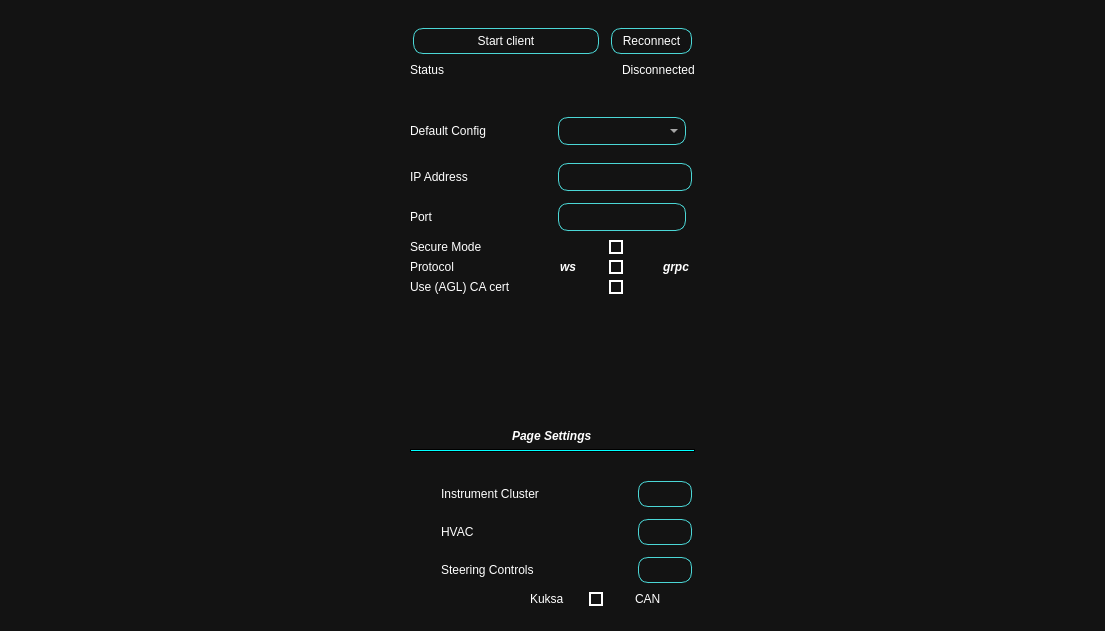
Old version of the form ui/Settings_Window.ui in the repository suchinton/AGL_Demo_Control_Panel.
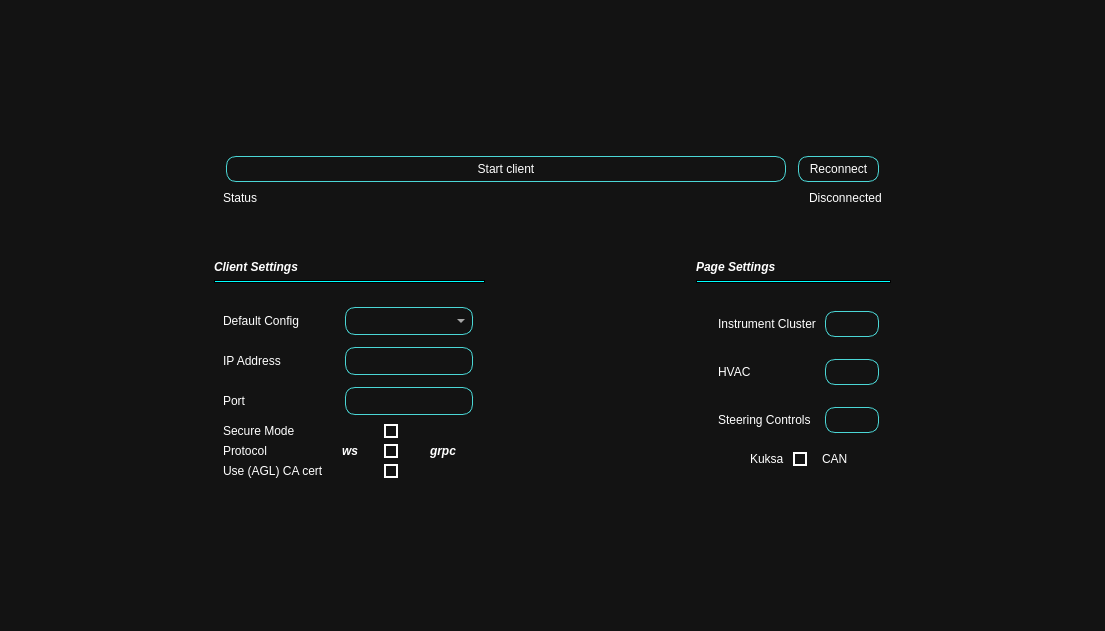
New version of the form. Icons and pictures are not drawn.

Commit message:
Fix UI scaling at lower resolutions
Fix UI scaling issue in docker image and resolutions under 1080p

Patch:
```diff
--- a/ui/Settings_Window.ui
+++ b/ui/Settings_Window.ui
@@ -112,203 +112,18 @@
   background-color: #cccccc; /* Grayed out background */
 }
 
-#divider{
+#divider_1{
+  background-color: #00ffff; /* Neon blue */
+  border: 1px solid; 
+}
+#divider_2{
   background-color: #00ffff; /* Neon blue */
   border: 1px solid; 
 }</string>
   </property>
   <widget class="QWidget" name="centralwidget">
    <layout class="QGridLayout" name="gridLayout">
-    <item row="5" column="1" colspan="2">
-     <spacer name="verticalSpacer">
-      <property name="orientation">
-       <enum>Qt::Vertical</enum>
-      </property>
-      <property name="sizeType">
-       <enum>QSizePolicy::Expanding</enum>
-      </property>
-      <property name="sizeHint" stdset="0">
-       <size>
-        <width>20</width>
-        <height>40</height>
-       </size>
-      </property>
-     </spacer>
-    </item>
-    <item row="3" column="1" colspan="2">
-     <widget class="QFrame" name="frame_general_settings">
-      <property name="frameShape">
-       <enum>QFrame::StyledPanel</enum>
-      </property>
-      <property name="frameShadow">
-       <enum>QFrame::Raised</enum>
-      </property>
-      <layout class="QGridLayout" name="gridLayout_2">
-       <item row="6" column="6" alignment="Qt::AlignHCenter">
-        <widget class="QCheckBox" name="place_holder_toggle_2">
-         <property name="toolTip">
-          <string>Default: WS</string>
-         </property>
-         <property name="text">
-          <string/>
-         </property>
-        </widget>
-       </item>
-       <item row="5" column="5" colspan="3" alignment="Qt::AlignHCenter">
-        <widget class="QCheckBox" name="place_holder_toggle_1">
-         <property name="toolTip">
-          <string>Default: Secure</string>
-         </property>
-         <property name="text">
-          <string/>
-         </property>
-         <property name="checked">
-          <bool>false</bool>
-         </property>
-        </widget>
-       </item>
-       <item row="4" column="4" colspan="5">
-        <widget class="QLineEdit" name="PortInput"/>
-       </item>
-       <item row="5" column="0" colspan="3">
-        <widget class="QLabel" name="label">
-         <property name="toolTip">
-          <string>Default: Secure</string>
-         </property>
-         <property name="text">
-          <string>Secure Mode</string>
-         </property>
-        </widget>
-       </item>
-       <item row="0" column="0" colspan="9">
-        <spacer name="verticalSpacer_2">
-         <property name="orientation">
-          <enum>Qt::Vertical</enum>
-         </property>
-         <property name="sizeType">
-          <enum>QSizePolicy::Maximum</enum>
-         </property>
-         <property name="sizeHint" stdset="0">
-          <size>
-           <width>20</width>
-           <height>40</height>
-          </size>
-         </property>
-        </spacer>
-       </item>
-       <item row="3" column="0" colspan="3">
-        <widget class="QLabel" name="IPAddr">
-         <property name="text">
-          <string>IP Address</string>
-         </property>
-        </widget>
-       </item>
-       <item row="6" column="8" alignment="Qt::AlignLeft">
-        <widget class="QLabel" name="label_13">
-         <property name="font">
-          <font>
-           <weight>75</weight>
-           <italic>true</italic>
-           <bold>true</bold>
-          </font>
-         </property>
-         <property name="text">
-          <string>grpc</string>
-         </property>
-        </widget>
-       </item>
-       <item row="6" column="4" alignment="Qt::AlignRight">
-        <widget class="QLabel" name="label_12">
-         <property name="font">
-          <font>
-           <weight>75</weight>
-           <italic>true</italic>
-           <bold>true</bold>
-          </font>
-         </property>
-         <property name="text">
-          <string>ws</string>
-         </property>
-        </widget>
-       </item>
-       <item row="7" column="6" alignment="Qt::AlignHCenter">
-        <widget class="QCheckBox" name="place_holder_toggle_4">
-         <property name="text">
-          <string/>
-         </property>
-        </widget>
-       </item>
-       <item row="3" column="4" colspan="6">
-        <widget class="QLineEdit" name="IPAddrInput">
-         <property name="placeholderText">
-          <string/>
-         </property>
-        </widget>
-       </item>
-       <item row="7" column="0">
-        <widget class="QLabel" name="label_17">
-         <property name="text">
-          <string>Use (AGL) CA cert</string>
-         </property>
-        </widget>
-       </item>
-       <item row="5" column="4">
-        <widget class="QLabel" name="label_9">
-         <property name="text">
-          <string/>
-         </property>
-         <property name="pixmap">
-          <pixmap resource="../assets/res.qrc">:/Carbon_Icons/carbon_icons/security-services.svg</pixmap>
-         </property>
-        </widget>
-       </item>
-       <item row="4" column="0">
-        <widget class="QLabel" name="label_16">
-         <property name="text">
-          <string>Port</string>
-         </property>
-        </widget>
-       </item>
-       <item row="6" column="0" colspan="2">
-        <widget class="QLabel" name="label_11">
-         <property name="toolTip">
-          <string>Default: WS</string>
-         </property>
-         <property name="text">
-          <string>Protocol</string>
-         </property>
-        </widget>
-       </item>
-       <item row="1" column="4" colspan="5">
-        <widget class="QComboBox" name="List_Configs_ComboBox"/>
-       </item>
-       <item row="1" column="0">
-        <widget class="QLabel" name="label_18">
-         <property name="text">
-          <string>Default Config</string>
-         </property>
-        </widget>
-       </item>
-       <item row="1" column="3" rowspan="8">
-        <spacer name="horizontalSpacer_3">
-         <property name="orientation">
-          <enum>Qt::Horizontal</enum>
-         </property>
-         <property name="sizeType">
-          <enum>QSizePolicy::Fixed</enum>
-         </property>
-         <property name="sizeHint" stdset="0">
-          <size>
-           <width>20</width>
-           <height>20</height>
-          </size>
-         </property>
-        </spacer>
-       </item>
-      </layout>
-     </widget>
-    </item>
-    <item row="1" column="3" rowspan="5">
+    <item row="1" column="5" rowspan="6">
      <spacer name="horizontalSpacer">
       <property name="orientation">
        <enum>Qt::Horizontal</enum>
@@ -321,20 +136,21 @@
       </property>
      </spacer>
     </item>
-    <item row="0" column="0" colspan="4">
-     <spacer name="verticalSpacer_3">
-      <property name="orientation">
-       <enum>Qt::Vertical</enum>
+    <item row="2" column="1">
+     <widget class="QLabel" name="label_19">
+      <property name="font">
+       <font>
+        <weight>75</weight>
+        <italic>true</italic>
+        <bold>true</bold>
+       </font>
       </property>
-      <property name="sizeHint" stdset="0">
-       <size>
-        <width>20</width>
-        <height>40</height>
-       </size>
+      <property name="text">
+       <string>Client Settings</string>
       </property>
-     </spacer>
+     </widget>
     </item>
-    <item row="1" column="1" colspan="2">
+    <item row="1" column="1" colspan="4">
      <widget class="QFrame" name="frame_2">
       <property name="sizePolicy">
        <sizepolicy hsizetype="Preferred" vsizetype="Fixed">
@@ -349,36 +165,6 @@
        <enum>QFrame::Raised</enum>
       </property>
       <layout class="QGridLayout" name="gridLayout_4">
-       <item row="3" column="0">
-        <widget class="QLabel" name="status">
-         <property name="text">
-          <string>Status</string>
-         </property>
-        </widget>
-       </item>
-       <item row="3" column="2" alignment="Qt::AlignLeft">
-        <widget class="QLabel" name="connectionStatus">
-         <property name="sizePolicy">
-          <sizepolicy hsizetype="Expanding" vsizetype="Preferred">
-           <horstretch>0</horstretch>
-           <verstretch>0</verstretch>
-          </sizepolicy>
-         </property>
-         <property name="text">
-          <string>Disconnected</string>
-         </property>
-        </widget>
-       </item>
-       <item row="3" column="1" alignment="Qt::AlignRight">
-        <widget class="QLabel" name="connectionLogo">
-         <property name="text">
-          <string/>
-         </property>
-         <property name="pixmap">
-          <pixmap resource="../assets/res.qrc">:/Carbon_Icons/carbon_icons/connection-signal--off.svg</pixmap>
-         </property>
-        </widget>
-       </item>
        <item row="0" column="0">
         <widget class="QPushButton" name="startClientBtn">
          <property name="sizePolicy">
@@ -419,10 +205,83 @@
          </property>
         </widget>
        </item>
+       <item row="3" column="1" alignment="Qt::AlignRight">
+        <widget class="QLabel" name="connectionLogo">
+         <property name="text">
+          <string/>
+         </property>
+         <property name="pixmap">
+          <pixmap resource="../assets/res.qrc">:/Carbon_Icons/carbon_icons/connection-signal--off.svg</pixmap>
+         </property>
+        </widget>
+       </item>
+       <item row="3" column="2" alignment="Qt::AlignLeft">
+        <widget class="QLabel" name="connectionStatus">
+         <property name="sizePolicy">
+          <sizepolicy hsizetype="Expanding" vsizetype="Preferred">
+           <horstretch>0</horstretch>
+           <verstretch>0</verstretch>
+          </sizepolicy>
+         </property>
+         <property name="text">
+          <string>Disconnected</string>
+         </property>
+        </widget>
+       </item>
+       <item row="3" column="0">
+        <widget class="QLabel" name="status">
+         <property name="text">
+          <string>Status</string>
+         </property>
+        </widget>
+       </item>
+       <item row="4" column="0" colspan="3">
+        <spacer name="verticalSpacer_2">
+         <property name="orientation">
+          <enum>Qt::Vertical</enum>
+         </property>
+         <property name="sizeType">
+          <enum>QSizePolicy::Maximum</enum>
+         </property>
+         <property name="sizeHint" stdset="0">
+          <size>
+           <width>20</width>
+           <height>40</height>
+          </size>
+         </property>
+        </spacer>
+       </item>
       </layout>
      </widget>
     </item>
-    <item row="1" column="0" rowspan="5">
+    <item row="2" column="3">
+     <widget class="QLabel" name="label_2">
+      <property name="font">
+       <font>
+        <weight>75</weight>
+        <italic>true</italic>
+        <bold>true</bold>
+       </font>
+      </property>
+      <property name="text">
+       <string>Page Settings</string>
+      </property>
+      <property name="margin">
+       <number>6</number>
+      </property>
+     </widget>
+    </item>
+    <item row="3" column="1">
+     <widget class="QFrame" name="divider_1">
+      <property name="frameShape">
+       <enum>QFrame::HLine</enum>
+      </property>
+      <property name="frameShadow">
+       <enum>QFrame::Sunken</enum>
+      </property>
+     </widget>
+    </item>
+    <item row="1" column="0" rowspan="6">
      <spacer name="horizontalSpacer_2">
       <property name="orientation">
        <enum>Qt::Horizontal</enum>
@@ -435,12 +294,182 @@
       </property>
      </spacer>
     </item>
-    <item row="4" column="1" colspan="2">
+    <item row="3" column="3" colspan="2">
+     <widget class="QFrame" name="divider_2">
+      <property name="acceptDrops">
+       <bool>false</bool>
+      </property>
+      <property name="autoFillBackground">
+       <bool>false</bool>
+      </property>
+      <property name="frameShape">
+       <enum>QFrame::HLine</enum>
+      </property>
+      <property name="frameShadow">
+       <enum>QFrame::Sunken</enum>
+      </property>
+     </widget>
+    </item>
+    <item row="0" column="0" colspan="6">
+     <spacer name="verticalSpacer_3">
+      <property name="orientation">
+       <enum>Qt::Vertical</enum>
+      </property>
+      <property name="sizeHint" stdset="0">
+       <size>
+        <width>20</width>
+        <height>40</height>
+       </size>
+      </property>
+     </spacer>
+    </item>
+    <item row="5" column="1" alignment="Qt::AlignHCenter|Qt::AlignVCenter">
+     <widget class="QFrame" name="frame_general_settings">
+      <property name="frameShape">
+       <enum>QFrame::StyledPanel</enum>
+      </property>
+      <property name="frameShadow">
+       <enum>QFrame::Raised</enum>
+      </property>
+      <layout class="QGridLayout" name="gridLayout_2">
+       <item row="4" column="0">
+        <widget class="QLabel" name="label_16">
+         <property name="text">
+          <string>Port</string>
+         </property>
+        </widget>
+       </item>
+       <item row="2" column="3" colspan="6">
+        <widget class="QComboBox" name="List_Configs_ComboBox"/>
+       </item>
+       <item row="6" column="3" alignment="Qt::AlignRight">
+        <widget class="QLabel" name="label_12">
+         <property name="font">
+          <font>
+           <weight>75</weight>
+           <italic>true</italic>
+           <bold>true</bold>
+          </font>
+         </property>
+         <property name="text">
+          <string>ws</string>
+         </property>
+        </widget>
+       </item>
+       <item row="7" column="0">
+        <widget class="QLabel" name="label_17">
+         <property name="text">
+          <string>Use (AGL) CA cert</string>
+         </property>
+        </widget>
+       </item>
+       <item row="5" column="4" colspan="3" alignment="Qt::AlignHCenter">
+        <widget class="QCheckBox" name="place_holder_toggle_1">
+         <property name="toolTip">
+          <string>Default: Secure</string>
+         </property>
+         <property name="text">
+          <string/>
+         </property>
+         <property name="checked">
+          <bool>false</bool>
+         </property>
+        </widget>
+       </item>
+       <item row="6" column="7" alignment="Qt::AlignLeft">
+        <widget class="QLabel" name="label_13">
+         <property name="font">
+          <font>
+           <weight>75</weight>
+           <italic>true</italic>
+           <bold>true</bold>
+          </font>
+         </property>
+         <property name="text">
+          <string>grpc</string>
+         </property>
+        </widget>
+       </item>
+       <item row="3" column="3" colspan="6">
+        <widget class="QLineEdit" name="IPAddrInput">
+         <property name="placeholderText">
+          <string/>
+         </property>
+        </widget>
+       </item>
+       <item row="4" column="3" colspan="6">
+        <widget class="QLineEdit" name="PortInput"/>
+       </item>
+       <item row="6" column="5" alignment="Qt::AlignHCenter">
+        <widget class="QCheckBox" name="place_holder_toggle_2">
+         <property name="toolTip">
+          <string>Default: WS</string>
+         </property>
+         <property name="text">
+          <string/>
+         </property>
+        </widget>
+       </item>
+       <item row="7" column="5" alignment="Qt::AlignHCenter">
+        <widget class="QCheckBox" name="place_holder_toggle_4">
+         <property name="text">
+          <string/>
+         </property>
+        </widget>
+       </item>
+       <item row="3" column="0" colspan="3">
+        <widget class="QLabel" name="IPAddr">
+         <property name="text">
+          <string>IP Address</string>
+         </property>
+        </widget>
+       </item>
+       <item row="5" column="3">
+        <widget class="QLabel" name="label_9">
+         <property name="text">
+          <string/>
+         </property>
+         <property name="pixmap">
+          <pixmap resource="../assets/res.qrc">:/Carbon_Icons/carbon_icons/security-services.svg</pixmap>
+         </property>
+        </widget>
+       </item>
+       <item row="5" column="0" colspan="3">
+        <widget class="QLabel" name="label">
+         <property name="toolTip">
+          <string>Default: Secure</string>
+         </property>
+         <property name="text">
+          <string>Secure Mode</string>
+         </property>
+        </widget>
+       </item>
+       <item row="6" column="0" colspan="2">
+        <widget class="QLabel" name="label_11">
+         <property name="toolTip">
+          <string>Default: WS</string>
+         </property>
+         <property name="text">
+          <string>Protocol</string>
+         </property>
+        </widget>
+       </item>
+       <item row="2" column="0">
+        <widget class="QLabel" name="label_18">
+         <property name="text">
+          <string>Default Config</string>
+         </property>
+        </widget>
+       </item>
+      </layout>
+     </widget>
+    </item>
+    <item row="4" column="3" rowspan="2" colspan="2">
      <widget class="QFrame" name="frame_page_settings">
       <property name="minimumSize">
        <size>
-        <width>300</width>
-        <height>300</height>
+        <width>0</width>
+        <height>0</height>
        </size>
       </property>
       <property name="frameShape">
@@ -450,7 +479,21 @@
        <enum>QFrame::Raised</enum>
       </property>
       <layout class="QGridLayout" name="gridLayout_3">
-       <item row="5" column="4">
+       <item row="3" column="1" colspan="3">
+        <widget class="QLabel" name="label_4">
+         <property name="text">
+          <string>HVAC</string>
+         </property>
+        </widget>
+       </item>
+       <item row="5" column="3" alignment="Qt::AlignHCenter">
+        <widget class="QCheckBox" name="place_holder_toggle_3">
+         <property name="text">
+          <string/>
+         </property>
+        </widget>
+       </item>
+       <item row="4" column="4">
         <widget class="QPushButton" name="pushButton_3">
          <property name="text">
           <string/>
@@ -467,14 +510,55 @@
          </property>
         </widget>
        </item>
-       <item row="5" column="1" colspan="3">
+       <item row="2" column="1" colspan="3">
+        <widget class="QLabel" name="label_3">
+         <property name="text">
+          <string>Instrument Cluster</string>
+         </property>
+        </widget>
+       </item>
+       <item row="4" column="1" colspan="3">
         <widget class="QLabel" name="label_5">
          <property name="text">
           <string>Steering Controls</string>
          </property>
         </widget>
        </item>
-       <item row="4" column="0">
+       <item row="5" column="1" alignment="Qt::AlignHCenter|Qt::AlignVCenter">
+        <widget class="QLabel" name="label_15">
+         <property name="text">
+          <string/>
+         </property>
+         <property name="pixmap">
+          <pixmap resource="../assets/res.qrc">:/Carbon_Icons/carbon_icons/x-axis.svg</pixmap>
+         </property>
+        </widget>
+       </item>
+       <item row="5" column="2" alignment="Qt::AlignRight|Qt::AlignVCenter">
+        <widget class="QLabel" name="label_14">
+         <property name="text">
+          <string>Kuksa</string>
+         </property>
+        </widget>
+       </item>
+       <item row="2" column="4">
+        <widget class="QPushButton" name="pushButton">
+         <property name="text">
+          <string/>
+         </property>
+         <property name="icon">
+          <iconset resource="../assets/res.qrc">
+           <normaloff>:/Carbon_Icons/carbon_icons/view.svg</normaloff>:/Carbon_Icons/carbon_icons/view.svg</iconset>
+         </property>
+         <property name="iconSize">
+          <size>
+           <width>30</width>
+           <height>30</height>
+          </size>
+         </property>
+        </widget>
+       </item>
+       <item row="3" column="0">
         <widget class="QLabel" name="label_7">
          <property name="sizePolicy">
           <sizepolicy hsizetype="Fixed" vsizetype="Fixed">
@@ -499,120 +583,31 @@
          </property>
         </widget>
        </item>
-       <item row="4" column="1" colspan="3">
-        <widget class="QLabel" name="label_4">
-         <property name="text">
-          <string>HVAC</string>
-         </property>
-        </widget>
-       </item>
-       <item row="4" column="4">
-        <widget class="QPushButton" name="pushButton_2">
-         <property name="text">
-          <string/>
-         </property>
-         <property name="icon">
-          <iconset resource="../assets/res.qrc">
-           <normaloff>:/Carbon_Icons/carbon_icons/view.svg</normaloff>:/Carbon_Icons/carbon_icons/view.svg</iconset>
-         </property>
-         <property name="iconSize">
-          <size>
-           <width>30</width>
-           <height>30</height>
-          </size>
-         </property>
-        </widget>
-       </item>
-       <item row="0" column="0" colspan="5" alignment="Qt::AlignHCenter|Qt::AlignBottom">
-        <widget class="QLabel" name="label_2">
-         <property name="font">
-          <font>
-           <weight>75</weight>
-           <italic>true</italic>
-           <bold>true</bold>
-          </font>
-         </property>
-         <property name="text">
-          <string>Page Settings</string>
-         </property>
-         <property name="margin">
-          <number>6</number>
-         </property>
-        </widget>
-       </item>
-       <item row="3" column="0">
-        <widget class="QLabel" name="label_6">
-         <property name="sizePolicy">
-          <sizepolicy hsizetype="Fixed" vsizetype="Ignored">
-           <horstretch>0</horstretch>
-           <verstretch>0</verstretch>
-          </sizepolicy>
-         </property>
-         <property name="maximumSize">
-          <size>
-           <width>25</width>
-           <height>25</height>
-          </size>
-         </property>
-         <property name="text">
-          <string/>
-         </property>
-         <property name="pixmap">
-          <pixmap resource="../assets/res.qrc">:/Carbon_Icons/carbon_icons/meter.svg</pixmap>
-         </property>
-         <property name="scaledContents">
-          <bool>true</bool>
-         </property>
-        </widget>
-       </item>
-       <item row="3" column="4">
-        <widget class="QPushButton" name="pushButton">
-         <property name="text">
-          <string/>
-         </property>
-         <property name="icon">
-          <iconset resource="../assets/res.qrc">
-           <normaloff>:/Carbon_Icons/carbon_icons/view.svg</normaloff>:/Carbon_Icons/carbon_icons/view.svg</iconset>
-         </property>
-         <property name="iconSize">
-          <size>
-           <width>30</width>
-           <height>30</height>
-          </size>
-         </property>
-        </widget>
-       </item>
-       <item row="6" column="3" alignment="Qt::AlignHCenter">
-        <widget class="QCheckBox" name="place_holder_toggle_3">
-         <property name="text">
-          <string/>
-         </property>
-        </widget>
-       </item>
-       <item row="6" column="4" alignment="Qt::AlignLeft">
+       <item row="5" column="4" alignment="Qt::AlignLeft">
         <widget class="QLabel" name="label_10">
          <property name="text">
           <string>CAN</string>
          </property>
         </widget>
        </item>
-       <item row="1" column="0" colspan="5">
-        <widget class="QFrame" name="divider">
-         <property name="acceptDrops">
-          <bool>false</bool>
+       <item row="3" column="4">
+        <widget class="QPushButton" name="pushButton_2">
+         <property name="text">
+          <string/>
          </property>
-         <property name="autoFillBackground">
-          <bool>false</bool>
+         <property name="icon">
+          <iconset resource="../assets/res.qrc">
+           <normaloff>:/Carbon_Icons/carbon_icons/view.svg</normaloff>:/Carbon_Icons/carbon_icons/view.svg</iconset>
          </property>
-         <property name="frameShape">
-          <enum>QFrame::HLine</enum>
-         </property>
-         <property name="frameShadow">
-          <enum>QFrame::Sunken</enum>
+         <property name="iconSize">
+          <size>
+           <width>30</width>
+           <height>30</height>
+          </size>
          </property>
         </widget>
        </item>
-       <item row="5" column="0">
+       <item row="4" column="0">
         <widget class="QLabel" name="label_8">
          <property name="sizePolicy">
           <sizepolicy hsizetype="Fixed" vsizetype="Fixed">
@@ -637,49 +632,63 @@
          </property>
         </widget>
        </item>
-       <item row="2" column="0" colspan="5">
-        <spacer name="verticalSpacer_4">
-         <property name="orientation">
-          <enum>Qt::Vertical</enum>
+       <item row="2" column="0">
+        <widget class="QLabel" name="label_6">
+         <property name="sizePolicy">
+          <sizepolicy hsizetype="Fixed" vsizetype="Ignored">
+           <horstretch>0</horstretch>
+           <verstretch>0</verstretch>
+          </sizepolicy>
          </property>
-         <property name="sizeType">
-          <enum>QSizePolicy::Fixed</enum>
-         </property>
-         <property name="sizeHint" stdset="0">
+         <property name="maximumSize">
           <size>
-           <width>20</width>
-           <height>20</height>
+           <width>25</width>
+           <height>25</height>
           </size>
          </property>
-        </spacer>
-       </item>
-       <item row="6" column="1" alignment="Qt::AlignHCenter|Qt::AlignVCenter">
-        <widget class="QLabel" name="label_15">
          <property name="text">
           <string/>
          </property>
          <property name="pixmap">
-          <pixmap resource="../assets/res.qrc">:/Carbon_Icons/carbon_icons/x-axis.svg</pixmap>
+          <pixmap resource="../assets/res.qrc">:/Carbon_Icons/carbon_icons/meter.svg</pixmap>
          </property>
-        </widget>
-       </item>
-       <item row="6" column="2" alignment="Qt::AlignRight|Qt::AlignVCenter">
-        <widget class="QLabel" name="label_14">
-         <property name="text">
-          <string>Kuksa</string>
-         </property>
-        </widget>
-       </item>
-       <item row="3" column="1" colspan="3">
-        <widget class="QLabel" name="label_3">
-         <property name="text">
-          <string>Instrument Cluster</string>
+         <property name="scaledContents">
+          <bool>true</bool>
          </property>
         </widget>
        </item>
       </layout>
      </widget>
     </item>
+    <item row="6" column="1" colspan="4">
+     <spacer name="verticalSpacer">
+      <property name="orientation">
+       <enum>Qt::Vertical</enum>
+      </property>
+      <property name="sizeType">
+       <enum>QSizePolicy::Expanding</enum>
+      </property>
+      <property name="sizeHint" stdset="0">
+       <size>
+        <width>20</width>
+        <height>40</height>
+       </size>
+      </property>
+     </spacer>
+    </item>
+    <item row="2" column="2" rowspan="4">
+     <spacer name="horizontalSpacer_3">
+      <property name="orientation">
+       <enum>Qt::Horizontal</enum>
+      </property>
+      <property name="sizeHint" stdset="0">
+       <size>
+        <width>40</width>
+        <height>20</height>
+       </size>
+      </property>
+     </spacer>
+    </item>
    </layout>
   </widget>
  </widget>
```
The commit also changes 5 other files.
